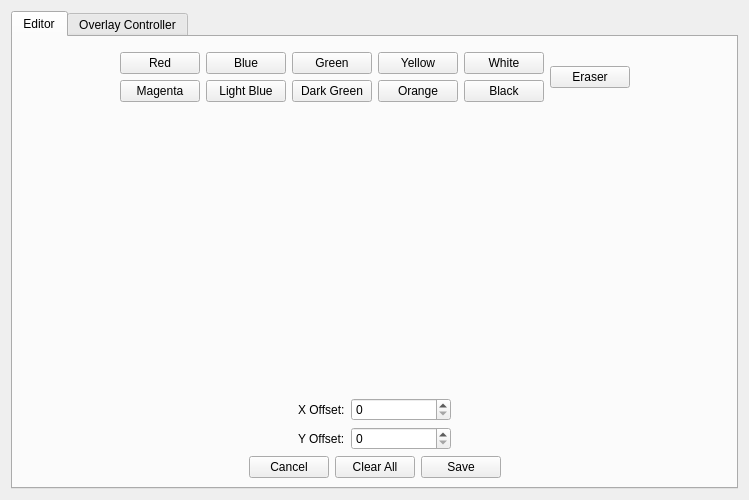
SubOfTheDarkness/cppcrosshair-qt, file overlay_editor_window.ui: the form before one commit.
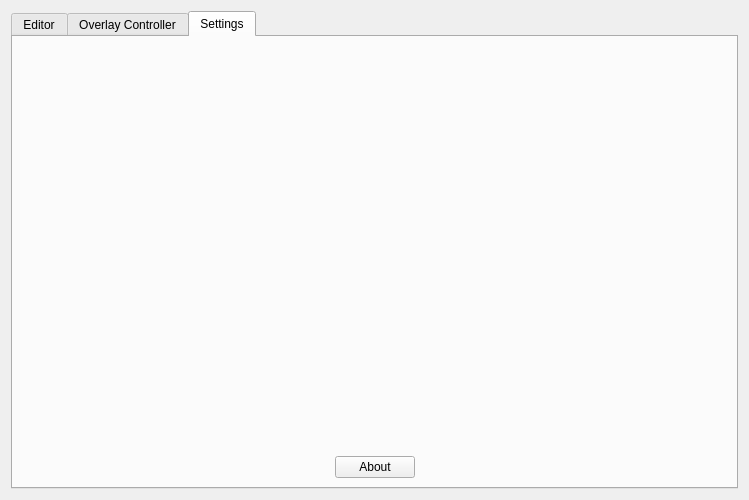
The form after the commit. The open tabs and pages were chosen to show the change. Custom widgets are drawn as their Qt base class.

Commit message: исправлена отвязка оверлея от редактора добавлен about

```diff
--- a/overlay_editor_window.ui
+++ b/overlay_editor_window.ui
@@ -13,6 +13,27 @@
   <property name="windowTitle">
    <string>Crosshair Editor</string>
   </property>
+  <property name="styleSheet">
+   <string notr="true">QPushButton#ctrl_toggle_btn {
+    background-color: #28a745; 
+    color: white; 
+    font-weight: bold; 
+    border-radius: 4px; 
+    padding: 6px 15px;
+}
+QPushButton#ctrl_toggle_btn:hover {
+    background-color: #218838;
+}
+
+QTextEdit#ctrl_log_text {
+    background-color: #0c0c0c;
+    border: 1px solid #222222;
+    font-family: 'Source Code Pro', 'Fira Code', 'Courier New', monospace;
+    font-size: 11px;
+    color: #00C3FF;
+}
+</string>
+  </property>
   <layout class="QVBoxLayout" name="verticalLayout">
    <item>
     <widget class="QTabWidget" name="main_tabs">
@@ -341,7 +362,68 @@
         </layout>
        </item>
        <item>
-        <widget class="QTextEdit" name="ctrl_log_text"/>
+        <widget class="QTextEdit" name="ctrl_log_text">
+         <property name="readOnly">
+          <bool>true</bool>
+         </property>
+        </widget>
+       </item>
+      </layout>
+     </widget>
+     <widget class="QWidget" name="tab_settings">
+      <attribute name="title">
+       <string>Settings</string>
+      </attribute>
+      <layout class="QVBoxLayout" name="verticalLayout_4">
+       <item>
+        <spacer name="verticalSpacer_2">
+         <property name="orientation">
+          <enum>Qt::Orientation::Vertical</enum>
+         </property>
+         <property name="sizeHint" stdset="0">
+          <size>
+           <width>20</width>
+           <height>396</height>
+          </size>
+         </property>
+        </spacer>
+       </item>
+       <item>
+        <layout class="QHBoxLayout" name="sett_about_layout">
+         <item>
+          <spacer name="horizontalSpacer_11">
+           <property name="orientation">
+            <enum>Qt::Orientation::Horizontal</enum>
+           </property>
+           <property name="sizeHint" stdset="0">
+            <size>
+             <width>40</width>
+             <height>20</height>
+            </size>
+           </property>
+          </spacer>
+         </item>
+         <item>
+          <widget class="QPushButton" name="sett_about_btn">
+           <property name="text">
+            <string>About</string>
+           </property>
+          </widget>
+         </item>
+         <item>
+          <spacer name="horizontalSpacer_12">
+           <property name="orientation">
+            <enum>Qt::Orientation::Horizontal</enum>
+           </property>
+           <property name="sizeHint" stdset="0">
+            <size>
+             <width>40</width>
+             <height>20</height>
+            </size>
+           </property>
+          </spacer>
+         </item>
+        </layout>
        </item>
       </layout>
      </widget>
```
The commit also changes 4 other files.
